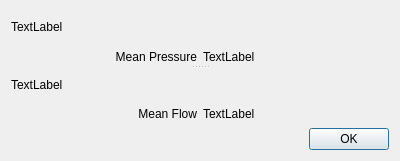
Above: source/resultsview.ui from archTk/arch-ne before the change. Below: the same form after it.
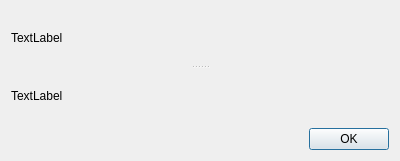
That is the form after the change.

Commit message: ResultsView without MeanFlow and MeanPressure

What changed in the file:
```diff
--- a/source/resultsview.ui
+++ b/source/resultsview.ui
@@ -27,7 +27,7 @@
        <property name="childrenCollapsible">
         <bool>false</bool>
        </property>
-       <widget class="QWidget" name="">
+       <widget class="QWidget" name="layoutWidget">
         <layout class="QVBoxLayout" name="verticalLayout">
          <item>
           <widget class="QLabel" name="pressureLabel">
@@ -39,39 +39,6 @@
            </property>
           </widget>
          </item>
-         <item>
-          <layout class="QHBoxLayout" name="horizontalLayout">
-           <item>
-            <widget class="QLabel" name="meanPTitle">
-             <property name="maximumSize">
-              <size>
-               <width>16777215</width>
-               <height>16</height>
-              </size>
-             </property>
-             <property name="text">
-              <string>Mean Pressure</string>
-             </property>
-             <property name="alignment">
-              <set>Qt::AlignRight|Qt::AlignTrailing|Qt::AlignVCenter</set>
-             </property>
-            </widget>
-           </item>
-           <item>
-            <widget class="QLabel" name="PValue">
-             <property name="maximumSize">
-              <size>
-               <width>16777215</width>
-               <height>16</height>
-              </size>
-             </property>
-             <property name="text">
-              <string>TextLabel</string>
-             </property>
-            </widget>
-           </item>
-          </layout>
-         </item>
         </layout>
        </widget>
        <widget class="QWidget" name="layoutWidget">
@@ -86,42 +53,6 @@
            </property>
           </widget>
          </item>
-         <item>
-          <layout class="QHBoxLayout" name="horizontalLayout_2">
-           <item>
-            <widget class="QLabel" name="meanFTitle">
-             <property name="maximumSize">
-              <size>
-               <width>16777215</width>
-               <height>16</height>
-              </size>
-             </property>
-             <property name="text">
-              <string>Mean Flow</string>
-             </property>
-             <property name="alignment">
-              <set>Qt::AlignRight|Qt::AlignTrailing|Qt::AlignVCenter</set>
-             </property>
-            </widget>
-           </item>
-           <item>
-            <widget class="QLabel" name="FValue">
-             <property name="maximumSize">
-              <size>
-               <width>16777215</width>
-               <height>16</height>
-              </size>
-             </property>
-             <property name="text">
-              <string>TextLabel</string>
-             </property>
-             <property name="scaledContents">
-              <bool>false</bool>
-             </property>
-            </widget>
-           </item>
-          </layout>
-         </item>
         </layout>
        </widget>
       </widget>
```
The commit also changes 6 other files.
